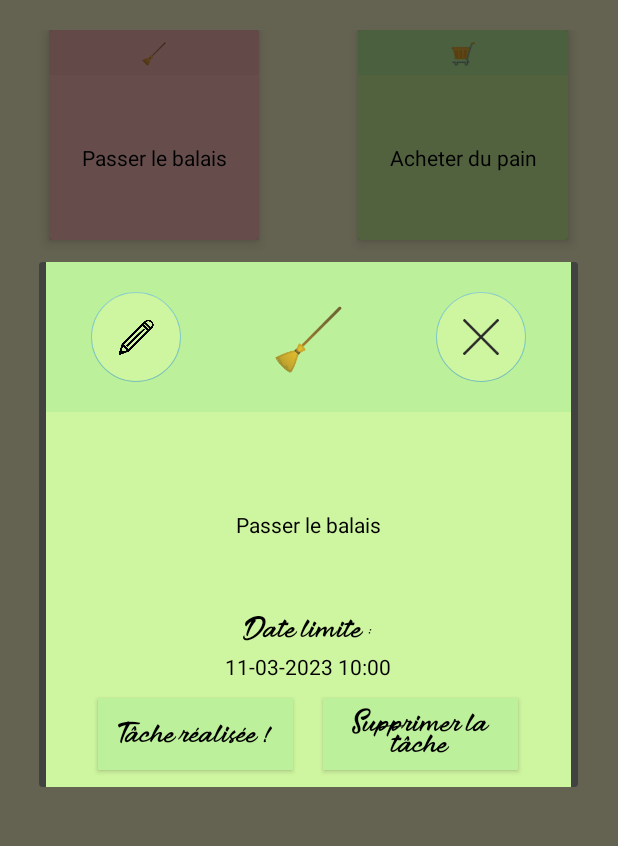
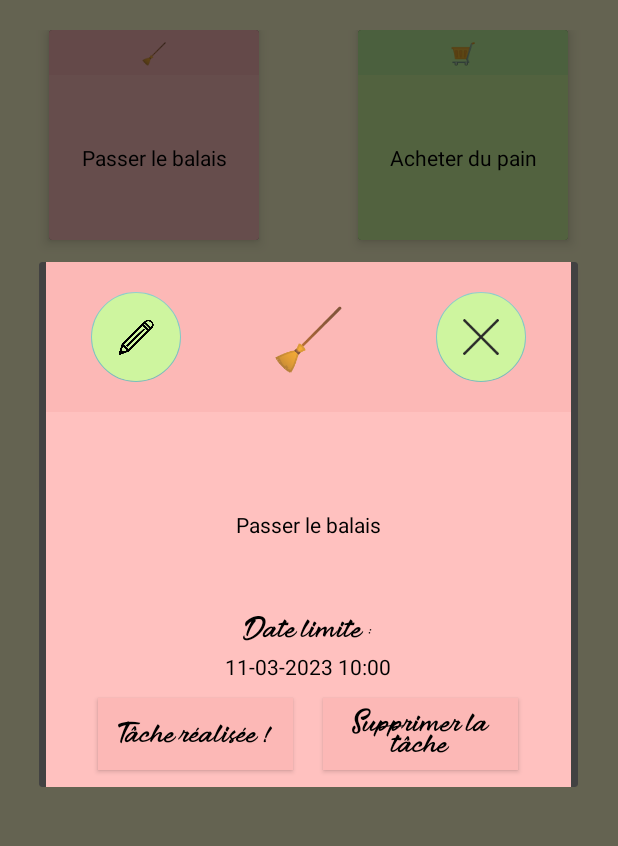
Before and after one commit to Scressenville/My-To-Do-List-Application, an Android app: the screen it shows after launch (MainActivity), after a tap on an icon or button, on a phone screen of 412 x 824 dp, the part 93-939 px from its top. Run offline under Robolectric (Android 15) with nearby library versions, the phone set to English and light mode, and no system bars.

Commit message:
Changed TaskModelClass to dataclass, added verification to change task status in arraylist, moved code in main activity and added task deletion methods

```diff
--- a/app/src/main/java/r411/project/todolistapplication/MainActivity.kt
+++ b/app/src/main/java/r411/project/todolistapplication/MainActivity.kt
@@ -1,5 +1,9 @@
 package r411.project.todolistapplication
 
+import android.content.DialogInterface
+import android.content.res.ColorStateList
+import android.graphics.Color
+import android.graphics.drawable.ColorDrawable
 import android.os.Bundle
 import android.os.Handler
 import android.os.Looper
@@ -22,10 +26,10 @@ class MainActivity : AppCompatActivity() {
     private val updateTasks = object : Runnable {
         override fun run() {
             //Method calls and updating task status here
-            var adapter: MyGridAdapter = findViewById<GridView>(R.id.content).adapter as MyGridAdapter
+            val adapter: MyGridAdapter = findViewById<GridView>(R.id.content).adapter as MyGridAdapter
             adapter.notifyDataSetChanged()
 
-            mainHandler.postDelayed(this, 5000)
+            mainHandler.postDelayed(this, 10000)
         }
     }
 
@@ -49,7 +53,7 @@ class MainActivity : AppCompatActivity() {
 
         val b = dialogBuilder.create()
 
-        val dbhandler: DatabaseHandler = DatabaseHandler(this)
+        val dbhandler = DatabaseHandler(this)
         val categories = dbhandler.selectAllCategories()
         val dropdown = dialogView.findViewById<Spinner>(R.id.dropdown)
 
@@ -64,34 +68,6 @@ class MainActivity : AppCompatActivity() {
         val btn = dialogView.findViewById<Button>(R.id.create_task_btn)
         btn.setOnClickListener{
             insertTask(dialogView, b)
-        }
-
-        /*dialogView.findViewById<Button>(R.id.add_task_btn).setOnClickListener{
-            Toast.makeText(applicationContext, "task added", Toast.LENGTH_LONG).show()
-            b.dismiss()
-        }*/
-        b.show()
-    }
-
-    fun viewTask(view: View){
-        val dialogBuilder = AlertDialog.Builder(this)
-        val inflater = this.layoutInflater
-        val dialogView = inflater.inflate(R.layout.details_dialog, null)
-        dialogBuilder.setView(dialogView)
-
-        val b = dialogBuilder.create()
-
-        val dbhandler: DatabaseHandler = DatabaseHandler(this)
-        val task = dbhandler.selectTaskFromId(view.id)
-
-        dialogView.findViewById<TextView>(R.id.task_category).text = String(Character.toChars(task!!.taskCategory))
-        dialogView.findViewById<TextView>(R.id.details_description).setMovementMethod(ScrollingMovementMethod.getInstance());
-        dialogView.findViewById<TextView>(R.id.details_description).text= task.taskDescription
-        val taskDeadline = dialogView.findViewById<TextView>(R.id.details_deadline)
-        if (task.taskDeadLine != null) taskDeadline.text=task.taskDeadLine
-
-        dialogView.findViewById<FloatingActionButton>(R.id.detail_close_button).setOnClickListener{
-            b.dismiss()
         }
 
         b.show()
@@ -111,28 +87,115 @@ class MainActivity : AppCompatActivity() {
         println("coucou")
     }
 
+    fun viewTask(view: View){
+        val dialogBuilder = AlertDialog.Builder(this)
+        val inflater = this.layoutInflater
+        val dialogView = inflater.inflate(R.layout.details_dialog, null)
+        dialogBuilder.setView(dialogView)
+
+        val b = dialogBuilder.create()
+
+        val dbhandler = DatabaseHandler(this)
+        val task = dbhandler.selectTaskFromId(view.id)
+
+        dialogView.findViewById<TextView>(R.id.task_category).text = String(Character.toChars(task!!.taskCategory))
+        dialogView.findViewById<TextView>(R.id.details_description).setMovementMethod(ScrollingMovementMethod.getInstance());
+        dialogView.findViewById<TextView>(R.id.details_description).text= task.taskDescription
+
+        val lightElements = listOf(
+            dialogView.findViewById<FloatingActionButton>(R.id.detail_close_button),
+            dialogView.findViewById<FloatingActionButton>(R.id.detail_modify_button),
+            dialogView.findViewById<Button>(R.id.details_content)
+        )
+
+        val test = dialogView.findViewById<FloatingActionButton>(R.id.detail_close_button)
+        println(test.backgroundTintList)
+
+        val darkElements = listOf(
+            dialogView.findViewById<LinearLayout>(R.id.details_banner),
+            dialogView.findViewById<Button>(R.id.task_complete),
+            dialogView.findViewById<Button>(R.id.delete_task)
+        )
+
+        if (task.taskDeadLine == null && task.taskStatus == 0) {
+            for (element in lightElements) element.setBackgroundResource(R.color.yellow_post_it)
+            for (element in darkElements) element.setBackgroundResource(R.color.yellow_post_it_dark)
+        }
+
+        if (task.taskStatus == -1) {
+            for (element in lightElements) element.setBackgroundResource(R.color.red_post_it)
+            for (element in darkElements) element.setBackgroundResource(R.color.red_post_it_dark)
+        }
+
+        if (task.taskStatus == 1) {
+            for (element in lightElements) element.setBackgroundResource(R.color.blue_post_it)
+            for (element in darkElements) element.setBackgroundResource(R.color.blue_post_it_dark)
+        }
+
+        val taskDeadline = dialogView.findViewById<TextView>(R.id.details_deadline)
+        if (task.taskDeadLine != null) taskDeadline.text=task.taskDeadLine
+
+        dialogView.findViewById<ImageView>(R.id.detail_close_button).setOnClickListener{
+            b.dismiss()
+        }
+
+        dialogView.findViewById<Button>(R.id.delete_task).setOnClickListener{
+            deleteTask(view, b)
+        }
+
+        b.show()
+    }
+
     fun insertTask(view: View, dialog: AlertDialog){
         val category = view.findViewById<Spinner>(R.id.dropdown).selectedItemPosition + 1
+        //val description = view.findViewById<EditText>(R.id.task_description_input).text.toString().replace("\n", " ")
         val description = view.findViewById<EditText>(R.id.task_description_input).text.toString()
         val deadline = null
 
+        println(description.lines().take(6).joinToString(separator = "\n"))
         val databaseHandler = DatabaseHandler(this)
 
-        if (description.length > 90){
-            Toast.makeText(applicationContext, "La description de la tâche doit faire 90 caractères au plus !", Toast.LENGTH_SHORT).show()
-        }
-
-        if(description.trim()!="" && description.length <= 90){
+        if(description.trim()!=""){
             val status = databaseHandler.addTask(category, description, deadline)
             if(status > -1){
                 Toast.makeText(applicationContext,"Tâche ajoutée !",Toast.LENGTH_LONG).show()
                 val taskList: ArrayList<TaskModelClass> = databaseHandler.selectAllTasks()
-                val adapter = MyGridAdapter(this, taskList)
-                findViewById<GridView>(R.id.content).adapter = adapter
+                val insertedTask = taskList[taskList.size-1]
+                val adapter = findViewById<GridView>(R.id.content).adapter as MyGridAdapter
+                adapter.taskArrayList.add(insertedTask)
+                adapter.notifyDataSetChanged()
                 dialog.dismiss()
             }
         }else{
             Toast.makeText(applicationContext,"La description de la tâche ne peut pas être vide.",Toast.LENGTH_LONG).show()
         }
     }
+
+    fun deleteTask(view: View, dialog: AlertDialog){
+        val dialogBuilder = AlertDialog.Builder(this)
+
+        dialogBuilder.setTitle("Suppression de tâche")
+        dialogBuilder.setMessage("Êtes vous sûr(e) de vouloir supprimer cette tâche ?")
+        dialogBuilder.setPositiveButton("Confirmer", DialogInterface.OnClickListener { _, _ ->
+
+            val deleteId = view.id
+            val databaseHandler = DatabaseHandler(this)
+            val deletedTask = databaseHandler.selectTaskFromId(deleteId)
+
+            val status = databaseHandler.deleteTask(deleteId)
+            if(status > -1){
+                Toast.makeText(applicationContext,"Task deleted",Toast.LENGTH_LONG).show()
+                val adapter: MyGridAdapter = findViewById<GridView>(R.id.content).adapter as MyGridAdapter
+                adapter.taskArrayList.remove(deletedTask)
+                adapter.notifyDataSetChanged()
+                dialog.dismiss()
+            }
+
+        })
+        dialogBuilder.setNegativeButton("Annuler", DialogInterface.OnClickListener { _, _ ->
+            //pass
+        })
+        val b = dialogBuilder.create()
+        b.show()
+    }
 }
--- a/app/src/main/java/r411/project/todolistapplication/adapter/MyGridAdapter.kt
+++ b/app/src/main/java/r411/project/todolistapplication/adapter/MyGridAdapter.kt
@@ -14,7 +14,7 @@ import java.util.*
 import java.util.concurrent.TimeUnit
 import kotlin.collections.ArrayList
 
-class MyGridAdapter(context: Context, taskArrayList: ArrayList<TaskModelClass>) :
+class MyGridAdapter(context: Context, var taskArrayList: ArrayList<TaskModelClass>) :
     ArrayAdapter<TaskModelClass>(context, R.layout.post_it, taskArrayList) {
 
     override fun getView(position: Int, convertView: View?, parent: ViewGroup): View {
@@ -29,9 +29,12 @@ class MyGridAdapter(context: Context, taskArrayList: ArrayList<TaskModelClass>)
         val postItBanner = listitemView!!.findViewById<TextView>(R.id.post_it_shade)
         val postItContent = listitemView.findViewById<TextView>(R.id.post_it_content)
 
-        if (task!!.taskDeadLine != null) {
+        if (task!!.taskDeadLine != null && task.taskStatus != 1) {
             val dateFormat = SimpleDateFormat("dd-MM-yyyy HH:mm")
             val minutesDifference = TimeUnit.MINUTES.convert((dateFormat.parse(task.taskDeadLine).time - Date().time), TimeUnit.MILLISECONDS)
+            if (minutesDifference < 0) {
+                task.taskStatus = -1
+            }
 
             if (task.taskStatus == -1) {
                 postItBanner.setBackgroundResource(R.color.red_post_it_dark)
--- a/app/src/main/java/r411/project/todolistapplication/classes/TaskModelClass.kt
+++ b/app/src/main/java/r411/project/todolistapplication/classes/TaskModelClass.kt
@@ -1,9 +1,9 @@
 package r411.project.todolistapplication.classes
 
-class TaskModelClass(
+data class TaskModelClass(
     var taskId: Int,
     val taskCategory: Int,
     val taskDescription: String,
     val taskDeadLine: String?,
-    val taskStatus: Int
+    var taskStatus: Int
 )
```
